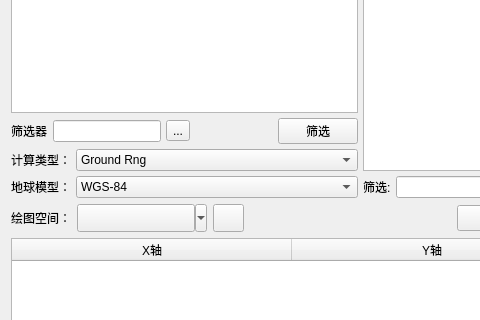
Above: AddPlotPair.ui from whatudone/plotxy before the change; both pictures show x 0 to 480 and y 411 to 731 of the 720 by 847 pixel window. Below: the same form after it.
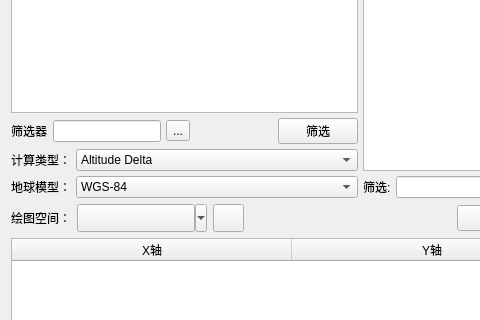
That is the form after the change.

Patch:
```diff
--- a/AddPlotPair.ui
+++ b/AddPlotPair.ui
@@ -789,7 +789,7 @@
                  </property>
                  <item>
                   <property name="text">
-                   <string>Ground Rng</string>
+                   <string>Altitude Delta</string>
                   </property>
                  </item>
                 </widget>
```
